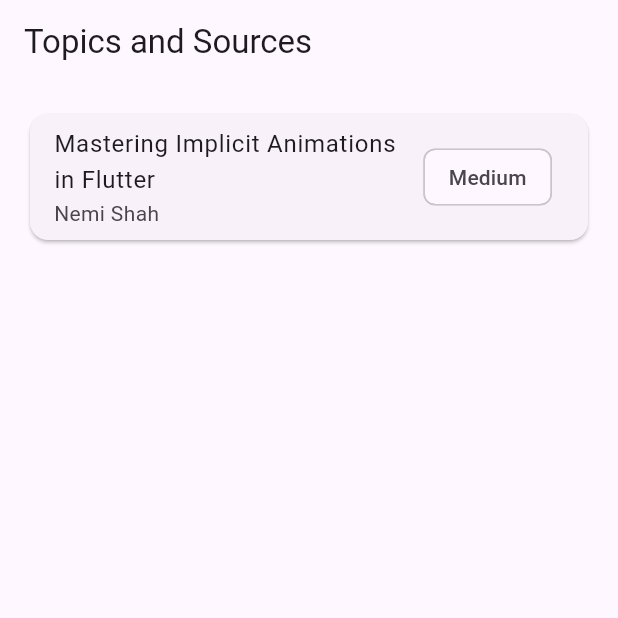
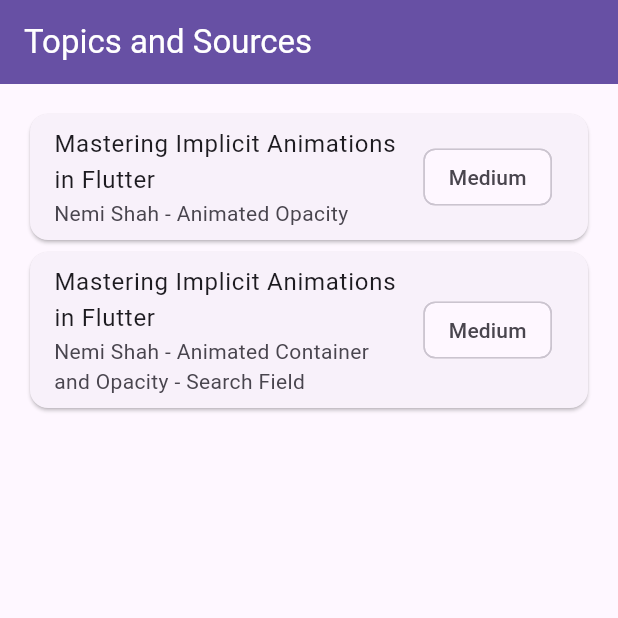
Before and after one commit to abidroid/implicit_animations_playgroud, a Flutter app: the screen it shows after launch, on a phone screen of 412 x 824 dp, the top half of it. Run offline on Flutter 3.47's test engine with Material 3 defaults, Android fonts, the phone set to English and light mode, and no system bars.

Commit message:
animated opacity done

```diff
--- a/lib/main.dart
+++ b/lib/main.dart
@@ -14,10 +14,12 @@ class MyApp extends StatelessWidget {
     return MaterialApp(
       title: 'Flutter Demo',
       theme: ThemeData(
-
-        colorScheme: ColorScheme.fromSeed(seedColor: Colors.deepPurple),
-        useMaterial3: true,
-      ),
+          colorScheme: ColorScheme.fromSeed(seedColor: Colors.deepPurple),
+          useMaterial3: true,
+          appBarTheme: AppBarTheme(
+            backgroundColor: Theme.of(context).colorScheme.primary,
+            foregroundColor: Colors.white,
+          )),
       home: const LandingScreen(),
     );
   }
--- a/lib/screens/landing_screen.dart
+++ b/lib/screens/landing_screen.dart
@@ -1,4 +1,6 @@
 import 'package:flutter/material.dart';
+import 'package:implicit_animations_playgroud/screens/medium_nemi_shah/animated_opacity_screen.dart';
+import 'package:implicit_animations_playgroud/utility/utility.dart';
 
 class LandingScreen extends StatelessWidget {
   const LandingScreen({super.key});
@@ -13,14 +15,29 @@ class LandingScreen extends StatelessWidget {
         padding: const EdgeInsets.all(16),
         child: ListView(
           children: [
+            /*
+            https://medium.com/@nkshah2/mastering-implicit-animations-in-flutter-e6985d580c6
+             */
             Card(
               child: ListTile(
                 title: const Text('Mastering Implicit Animations in Flutter'),
-                subtitle: const Text('Nemi Shah'),
-                trailing: const Chip(label:  Text('Medium')),
-                onTap: () {},
+                subtitle: const Text('Nemi Shah - Animated Opacity'),
+                trailing: const Chip(label: Text('Medium')),
+                onTap: () {
+                  navigateTo(context: context, widget: const AnimatedOpacityScreen());
+                },
               ),
-            )
+            ),
+            Card(
+              child: ListTile(
+                title: const Text('Mastering Implicit Animations in Flutter'),
+                subtitle: const Text('Nemi Shah - Animated Container and Opacity - Search Field'),
+                trailing: const Chip(label: Text('Medium')),
+                onTap: () {
+                  navigateTo(context: context, widget: const AnimatedOpacityScreen());
+                },
+              ),
+            ),
           ],
         ),
       ),
```
Also changed, not shown: lib/screens/medium_nemi_shah/animated_opacity_screen.dart (added, +44 -0 lines), lib/utility/utility.dart (added, +7 -0 lines).
